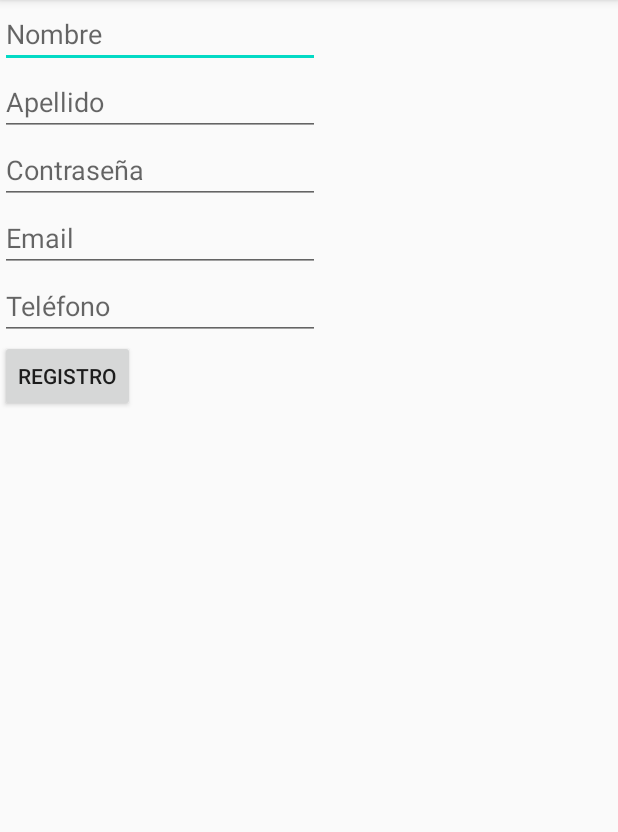
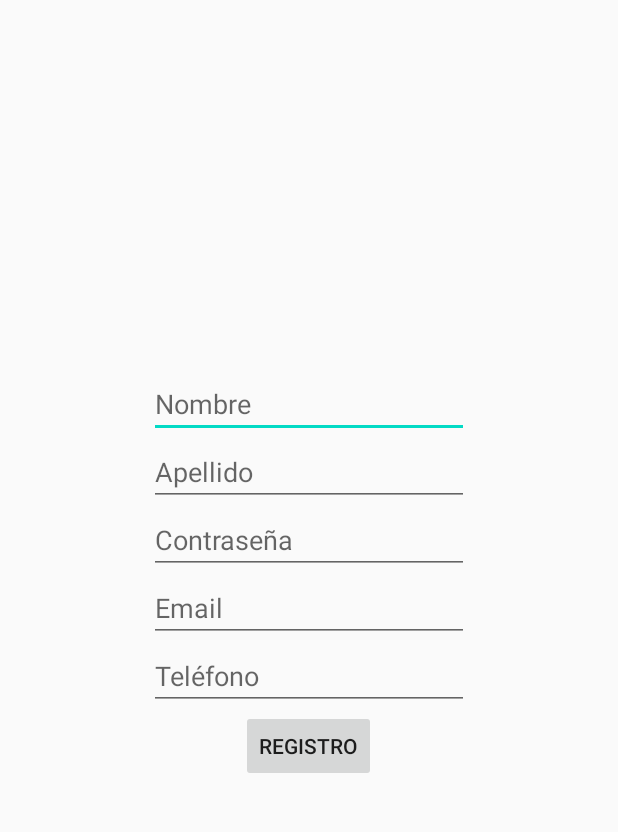
Before and after one commit to NoeliaIm/comunicaT, an Android app: the RegisterActivity screen opened directly, with no data from a screen before it, on a phone screen of 412 x 824 dp, the part 84-916 px from its top. Run offline under Robolectric (Android 15) with nearby library versions, the phone set to English and light mode, and no system bars; libraries missing offline, so code that uses them is left out: com.mysql.jdbc.

Commit message:
established email unique, prevent some exceptions, fixed style, using toast

```diff
--- a/app/src/main/AndroidManifest.xml
+++ b/app/src/main/AndroidManifest.xml
@@ -4,6 +4,7 @@
 
     <application
         android:allowBackup="true"
+        android:hardwareAccelerated="false"
         android:icon="@mipmap/ic_launcher"
         android:label="@string/app_name"
         android:roundIcon="@mipmap/ic_launcher_round"
@@ -12,9 +13,9 @@
         android:usesCleartextTraffic="true">
         <activity android:name=".MainActivity">
             <intent-filter>
-                <action android:name="android.intent.action.MAIN"/>
+                <action android:name="android.intent.action.MAIN" />
 
-                <category android:name="android.intent.category.LAUNCHER"/>
+                <category android:name="android.intent.category.LAUNCHER" />
             </intent-filter>
         </activity>
         <activity android:name=".RegisterActivity"></activity>
--- a/app/src/main/java/com/example/comunicat/LoginActivity.java
+++ b/app/src/main/java/com/example/comunicat/LoginActivity.java
@@ -45,7 +45,7 @@ public class LoginActivity extends AppCompatActivity {
             userPass = etUserPass.getText().toString();
             try {
                 Class.forName("com.mysql.jdbc.Driver");
-                conexionMySQL = DriverManager.getConnection("jdbc:mysql://10.0.2.2:3306/androidapp", "root", "4xM4aJk4E9!");
+                conexionMySQL = DriverManager.getConnection("jdbc:mysql://10.0.2.2:3306/androidapp?useSSL=false", "root", "4xM4aJk4E9!");
                 PreparedStatement st = conexionMySQL.prepareStatement("select * from androidapp.users where users.email = ? and users.password = ?");
                 st.setString(1, userEmail);
                 st.setString(2, userPass);
--- a/app/src/main/res/layout/register_main.xml
+++ b/app/src/main/res/layout/register_main.xml
@@ -6,45 +6,50 @@
         android:layout_width="match_parent"
         android:layout_height="match_parent"
         android:orientation="vertical"
+        android:gravity="center"
         tools:context=".MainActivity">
     <EditText
             android:layout_width="wrap_content"
             android:layout_height="wrap_content"
             android:inputType="textPersonName"
             android:ems="10"
-            android:hint="Nombre"
-            android:id="@+id/textName" tools:layout_editor_absoluteY="92dp" tools:layout_editor_absoluteX="91dp"/>
+            android:hint="@string/nombre"
+            android:id="@+id/textName" tools:layout_editor_absoluteY="92dp" tools:layout_editor_absoluteX="91dp"
+        android:autofillHints="" />
     <EditText
             android:layout_width="wrap_content"
             android:layout_height="wrap_content"
             android:inputType="textPersonName"
             android:ems="10"
-            android:hint="Apellido"
-            android:id="@+id/textSurname" tools:layout_editor_absoluteY="183dp" tools:layout_editor_absoluteX="91dp"/>
+            android:hint="@string/apellido"
+            android:id="@+id/textSurname" tools:layout_editor_absoluteY="183dp" tools:layout_editor_absoluteX="91dp"
+        android:autofillHints="" />
     <EditText
             android:layout_width="wrap_content"
             android:layout_height="wrap_content"
             android:inputType="textPassword"
             android:ems="10"
-            android:hint="Contraseña"
+            android:hint="@string/contrase_a"
             android:id="@+id/textPass" tools:layout_editor_absoluteY="286dp" tools:layout_editor_absoluteX="91dp"
-    />
+        android:autofillHints="" />
     <EditText
             android:layout_width="wrap_content"
             android:layout_height="wrap_content"
             android:inputType="textEmailAddress"
             android:ems="10"
-            android:hint="Email"
-            android:id="@+id/textEmail" tools:layout_editor_absoluteY="387dp" tools:layout_editor_absoluteX="94dp"/>
+            android:hint="@string/email"
+            android:id="@+id/textEmail" tools:layout_editor_absoluteY="387dp" tools:layout_editor_absoluteX="94dp"
+        android:autofillHints="" />
     <EditText
             android:layout_width="wrap_content"
             android:layout_height="wrap_content"
             android:inputType="phone"
             android:ems="10"
-            android:hint="Teléfono"
-            android:id="@+id/textPhone" tools:layout_editor_absoluteY="501dp" tools:layout_editor_absoluteX="91dp"/>
+            android:hint="@string/tel_fono"
+            android:id="@+id/textPhone" tools:layout_editor_absoluteY="501dp" tools:layout_editor_absoluteX="91dp"
+        android:autofillHints="" />
     <Button
-            android:text="Registro"
+            android:text="@string/registro"
             android:layout_width="wrap_content"
             android:layout_height="wrap_content" android:id="@+id/buttonRegistro" tools:layout_editor_absoluteY="581dp"
             tools:layout_editor_absoluteX="150dp"/>
--- a/app/src/main/res/values/strings.xml
+++ b/app/src/main/res/values/strings.xml
@@ -5,4 +5,10 @@
     <string name="loginEmail">Email</string>
     <string name="loginPass">Contraseña</string>
     <string name="userLogin">Entra</string>
+    <string name="apellido">Apellido</string>
+    <string name="nombre">Nombre</string>
+    <string name="contrase_a">Contraseña</string>
+    <string name="email">Email</string>
+    <string name="tel_fono">Teléfono</string>
+    <string name="registro">Registro</string>
 </resources>
```
Also changed, not shown: app/src/main/java/com/example/comunicat/RegisterActivity.java (+34 -2 lines), 1 other file. Lines whose indentation alone changed are shown as unchanged.
